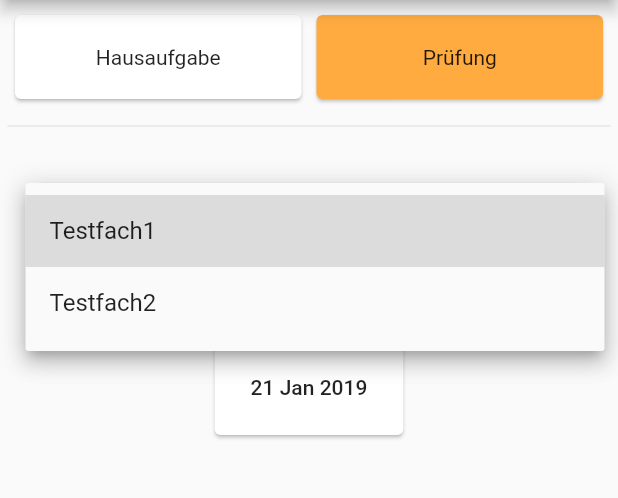
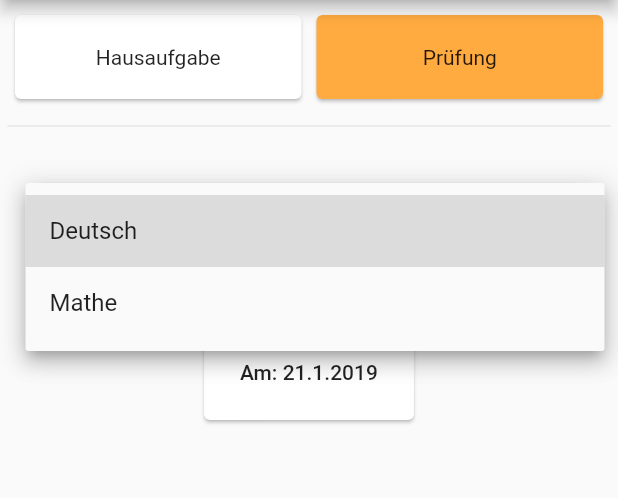
Before and after one commit to Jerry1098/school_organizer, a Flutter app: the AddEntryDialog screen opened directly, after a tap on "Prüfung", after a tap on "Wähle ein Fach", on a phone screen of 412 x 824 dp, the part 84-582 px from its top. Run offline on Flutter 3.47's test engine with Material 2 defaults, Android fonts, the phone set to English and light mode, and no system bars; our stand-ins replace fluttertoast; Roboto replaces fonts that are missing (Poppins).

Commit message:
DateStuff shit

```diff
--- a/lib/backend/Saves.dart
+++ b/lib/backend/Saves.dart
@@ -14,13 +14,16 @@ class Saves {
   String pruefungen_name = "pruefungen.json";
   String stundenTag_name = "stundenTage.json";
 
-  List<Hausaufgabe> hausaufgaben = [];
-  List<Fach> faecher = [];
-  List<Lehrer> lehrer = [];
-  List<Pruefung> pruefungen = [];
-  List<StundenTag> stundenTage = [];
+  static List<Hausaufgabe> hausaufgaben = [];
+  static List<Fach> faecher = [];
+  static List<Lehrer> lehrer = [];
+  static List<Pruefung> pruefungen = [];
+  static List<StundenTag> stundenTage = [];
 
   Future<bool> readAll() async {
+    faecher.add(Fach("Deutsch", "Distler", "red"));
+    faecher.add(Fach("Mathe", "Ober", "blau"));
+    print("Hallo");
     try {
       if (await readFile(hausaufgaben_name) != null)
         json
--- a/lib/home/AddEntryDialog.dart
+++ b/lib/home/AddEntryDialog.dart
@@ -1,6 +1,6 @@
 import 'package:flutter/material.dart';
 import 'package:school_organizer/backend/Saves.dart';
-import 'package:date_format/date_format.dart';
+import 'package:intl/intl.dart';
 
 class AddEntryDialog extends StatefulWidget {
   @override
@@ -97,8 +97,13 @@ class _AddEntryDialogState extends State<AddEntryDialog> {
                 child: PageView(
                   controller: controller,
                   children: <Widget>[
-                    Container(child: addHomework()),
-                    Container(child: addTest()),
+                    Container(
+                        child: SingleChildScrollView(
+                      child: addHomework(),
+                    )),
+                    Container(
+                      child: SingleChildScrollView(child: addTest()),
+                    ),
                   ],
                 ),
               )
@@ -152,11 +157,11 @@ class _AddEntryDialogState extends State<AddEntryDialog> {
   }
 
   static List<DropdownMenuItem<String>> getFaecher() {
-    List<String> faecher = ["Testfach1", "Testfach2"];
-    Saves saves = Saves();
+    List<String> faecher = [];
 
-    for (int i = 0; i < saves.faecher.length; i++) {
-      faecher.add(saves.faecher[i].name);
+    for (int i = 0; i < Saves.faecher.length; i++) {
+      faecher.add(Saves.faecher[i].name);
+      print(Saves.faecher[i].name);
     }
 
     return faecher
@@ -246,13 +251,13 @@ class addTestState extends State<addTest> {
           ),
         ),
         Card(
-            margin: EdgeInsets.all(20.0),
+            margin: EdgeInsets.all(10.0),
             child: Padding(
                 padding: EdgeInsets.all(8.0),
                 child: FlatButton(
                   onPressed: () => _selectDate(context),
                   child:
-                      Text(formatDate(selectedDate, [dd, ' ', M, ' ', yyyy])),
+                      Text("Am: " + DateFormat.yMd("de").format(selectedDate)),
                 )))
       ],
     );
--- a/lib/main.dart
+++ b/lib/main.dart
@@ -1,6 +1,7 @@
 import 'package:flutter/material.dart';
 import 'loadingScreen.dart';
 import 'package:school_organizer/home/HomePage.dart';
+import 'package:flutter_localizations/flutter_localizations.dart';
 
 void main() {
   runApp(MyApp());
@@ -18,6 +19,13 @@ class MyApp extends StatelessWidget {
       routes: <String, WidgetBuilder>{
         '/HomePage': (BuildContext context) => HomePage()
       },
+      localizationsDelegates: [
+        GlobalMaterialLocalizations.delegate,
+        GlobalWidgetsLocalizations.delegate,
+      ],
+      supportedLocales: [
+        const Locale('de', 'DE'),
+      ],
     );
   }
 
--- a/pubspec.yaml
+++ b/pubspec.yaml
@@ -15,9 +15,11 @@ environment:
 dependencies:
   flutter:
     sdk: flutter
+  flutter_localizations:
+    sdk: flutter
   fluttertoast: ^2.2.3
   path_provider:
-  date_format:
+  intl:
 
   # The following adds the Cupertino Icons font to your application.
   # Use with the CupertinoIcons class for iOS style icons.
```
